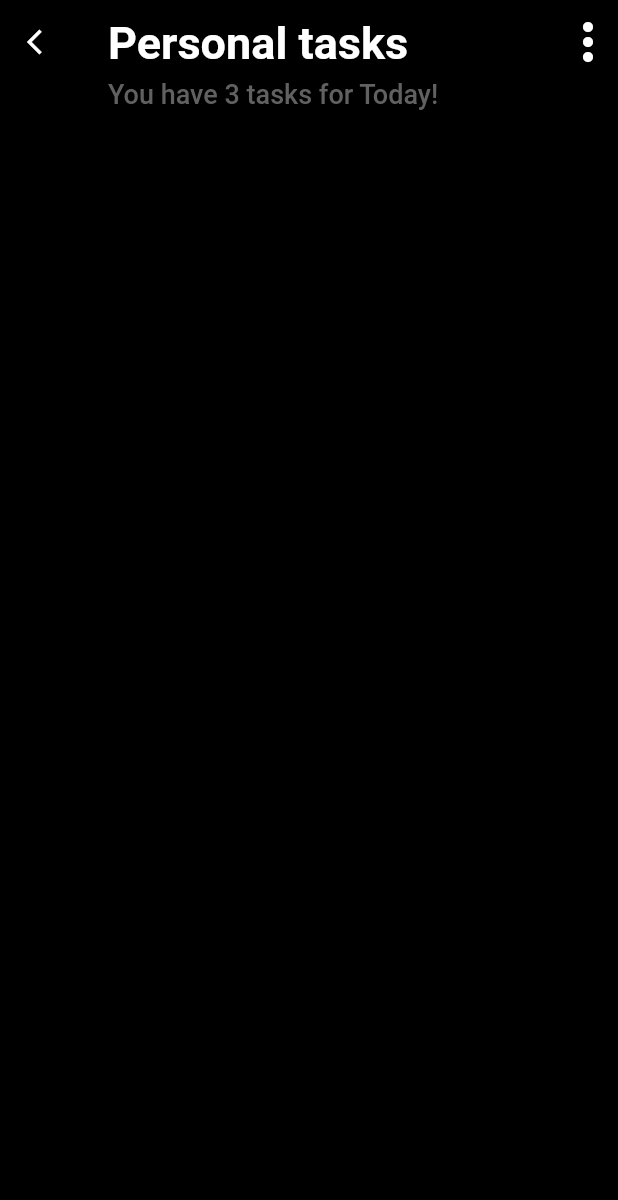
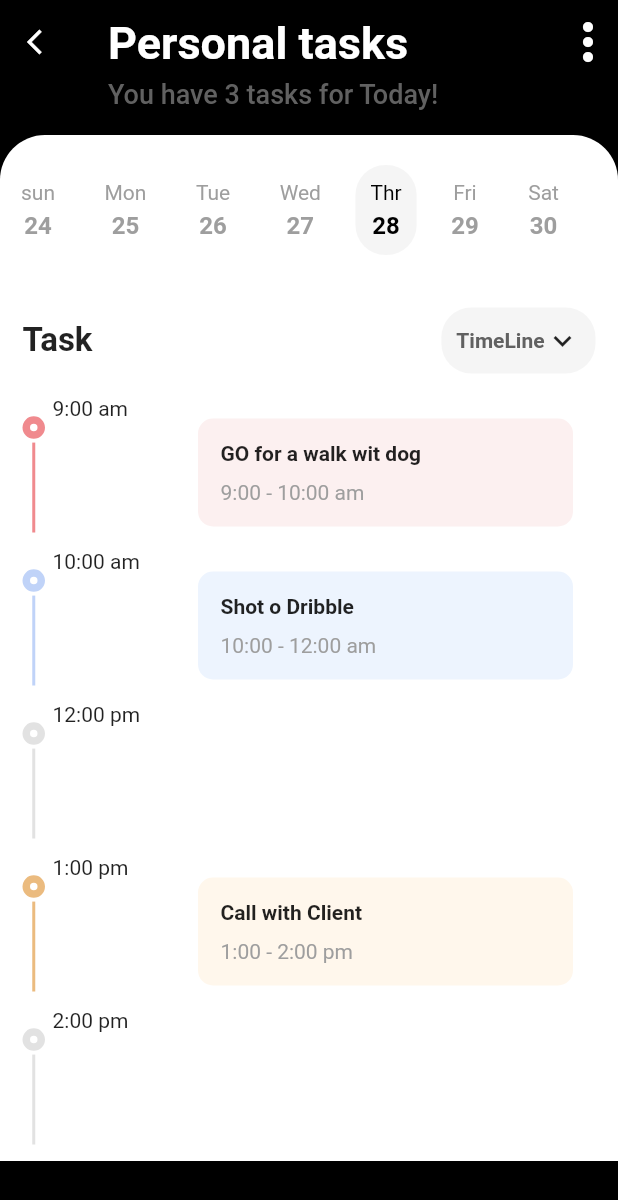
Before and after one commit to Zeeshanunique/task, a Flutter app: the screen it shows after launch, after a tap on "Personal", on a phone screen of 412 x 824 dp. Shown: the top 1200 px of the screen. Run offline on Flutter 3.47's test engine with Material 2 defaults, Android fonts, the phone set to English and light mode, and no system bars; drawn by our look-alikes of timeline_tile; our stand-ins replace dotted_border.

Commit message:
final commit

```diff
--- a/lib/models/task.dart
+++ b/lib/models/task.dart
@@ -9,6 +9,7 @@ class Task {
   Color? btncolor;
   num? left;
   num? done;
+  List<Map<String, dynamic>>? desc;
   bool isLast;
 
   Task(
@@ -19,6 +20,7 @@ class Task {
       this.iconcolor,
       this.isLast = false,
       this.left,
+      this.desc,
       this.title});
   static List<Task> generateTasks() {
     return [
@@ -30,7 +32,41 @@ class Task {
           btncolor: kYellow,
           left: 3,
           done: 1,
-      ),
+          desc: [
+            {
+              'time': '9:00 am',
+              'title': 'GO for a walk wit dog',
+              'slot': '9:00 - 10:00 am',
+              'tlColor': kRedDark,
+              'bgcolor': kRedLight
+            },
+            {
+              'time': '10:00 am',
+              'title': 'Shot o Dribble',
+              'slot': '10:00 - 12:00 am',
+              'tlColor': kBlueDark,
+              'bgcolor': kBlueLight
+            },
+            {
+              'time': '12:00 pm',
+              'title': '',
+              'slot': '',
+              'tlColor': Colors.grey.withOpacity(0.3),
+            },
+            {
+              'time': '1:00 pm',
+              'title': 'Call with Client',
+              'slot': '1:00 - 2:00 pm',
+              'tlColor': kYellowDark,
+              'bgcolor': kYellowLight
+            },
+            {
+              'time': '2:00 pm',
+              'title': '',
+              'slot': '',
+              'tlColor': Colors.grey.withOpacity(0.3),
+            },
+          ]),
       Task(
         iconData: Icons.cases_rounded,
         title: 'Work',
--- /dev/null
+++ b/lib/screens/detail/widgets/date_picker.dart
@@ -0,0 +1,62 @@
+// ignore_for_file: use_key_in_widget_constructors, prefer_const_constructors
+
+import 'package:flutter/material.dart';
+
+class DatePicker extends StatefulWidget {
+  @override
+  _DatePickerState createState() => _DatePickerState();
+}
+
+class _DatePickerState extends State<DatePicker> {
+  final weekList = ['sun', 'Mon', 'Tue', 'Wed', 'Thr', 'Fri', 'Sat'];
+  final dayList = ['24', '25', '26', '27', '28', '29', '30'];
+  var selected = 4;
+
+  @override
+  Widget build(BuildContext context) {
+    return Container(
+      height: 100,
+      padding: EdgeInsets.symmetric(vertical: 20),
+      decoration: BoxDecoration(
+          borderRadius: BorderRadius.only(
+              topLeft: Radius.circular(30), topRight: Radius.circular(30))),
+      child: ListView.separated(
+          scrollDirection: Axis.horizontal,
+          itemBuilder: (context, index) => GestureDetector(
+                onTap: () => setState(() => selected = index),
+                child: Container(
+                  padding: EdgeInsets.all(10),
+                  margin: EdgeInsets.symmetric(horizontal: 4),
+                  decoration: BoxDecoration(
+                      borderRadius: BorderRadius.circular(20),
+                      color: selected == index
+                          ? Colors.grey.withOpacity(0.1)
+                          : null),
+                  child: Column(
+                    children: [
+                      Text(
+                        weekList[index],
+                        style: TextStyle(
+                            color:
+                                selected == index ? Colors.black : Colors.grey),
+                      ),
+                      SizedBox(
+                        height: 5,
+                      ),
+                      Text(
+                        dayList[index],
+                        style: TextStyle(
+                            fontSize: 16,
+                            fontWeight: FontWeight.bold,
+                            color:
+                                selected == index ? Colors.black : Colors.grey),
+                      )
+                    ],
+                  ),
+                ),
+              ),
+          separatorBuilder: (_, index) => SizedBox(width: 5),
+          itemCount: weekList.length),
+    );
+  }
+}
--- a/lib/screens/detail/widgets/detail.dart
+++ b/lib/screens/detail/widgets/detail.dart
@@ -1,6 +1,9 @@
-// ignore_for_file: prefer_const_constructors_in_immutables, use_key_in_widget_constructors, prefer_const_constructors
+// ignore_for_file: prefer_const_constructors_in_immutables, use_key_in_widget_constructors, prefer_const_constructors, unused_local_variable
 
 import 'package:flutter/material.dart';
+import 'package:task/screens/detail/widgets/date_picker.dart';
+import 'package:task/screens/detail/widgets/task_title.dart';
+import 'package:task/screens/detail/widgets/task_timeline.dart';
 import '../../../models/task.dart';
 
 class DetailPage extends StatelessWidget {
@@ -9,11 +12,42 @@ class DetailPage extends StatelessWidget {
 
   @override
   Widget build(BuildContext context) {
+    var detailList = task.desc;
     return Scaffold(
       backgroundColor: Colors.black,
       body: CustomScrollView(
-        slivers: [_buildAppBar(context),
-         SliverToBoxAdapter()],
+        slivers: [
+          _buildAppBar(context),
+          SliverToBoxAdapter(
+            child: Container(
+              decoration: BoxDecoration(
+                  color: Colors.white,
+                  borderRadius: BorderRadius.only(
+                    topLeft: Radius.circular(30),
+                    topRight: Radius.circular(30),
+                  )),
+              child: Column(
+                crossAxisAlignment: CrossAxisAlignment.start,
+                children: [DatePicker(), TaskTitle()],
+              ),
+            ),
+          ),
+          detailList == null
+              ? SliverFillRemaining(
+                  child: Container(
+                      color: Colors.white,
+                      child: Center(
+                          child: Text(
+                        'No tasks today',
+                        style: TextStyle(color: Colors.grey, fontSize: 18),
+                      ))),
+                )
+              : SliverList(
+                  delegate: SliverChildBuilderDelegate(
+                      (_, index) => TaskTimeline(detailList[index]),
+                      childCount: detailList.length),
+                ),
+        ],
       ),
     );
   }
--- /dev/null
+++ b/lib/screens/detail/widgets/task_timeline.dart
@@ -0,0 +1,89 @@
+// ignore_for_file: prefer_const_constructors
+
+import 'package:flutter/material.dart';
+import 'package:timeline_tile/timeline_tile.dart';
+
+class TaskTimeline extends StatelessWidget {
+  final Map<String, dynamic> detail;
+  TaskTimeline(this.detail);
+
+  @override
+  Widget build(BuildContext context) {
+    return Container(
+      color: Colors.white,
+      padding: EdgeInsets.symmetric(horizontal: 15),
+      child: Row(
+        children: [
+          _buildTimeline(detail['tlColor']),
+          Expanded(
+            child: Row(
+              mainAxisAlignment: MainAxisAlignment.spaceBetween,
+              crossAxisAlignment: CrossAxisAlignment.start,
+              children: [
+                Text(detail['time']),
+                detail['title'].isNotEmpty
+                    ? _buildCard(
+                        detail['bgcolor'], detail['title'], detail['slot'])
+                    : _buildCard(Colors.white, '', '')
+              ],
+            ),
+          )
+        ],
+      ),
+    );
+  }
+
+  Widget _buildCard(Color bgColor, String title, String slot) {
+    return Container(
+      width: 250,
+      decoration: BoxDecoration(
+          color: bgColor,
+          borderRadius: BorderRadius.only(
+            topLeft: Radius.circular(10),
+            topRight: Radius.circular(10),
+            bottomRight: Radius.circular(10),
+            bottomLeft: Radius.circular(10),
+          )),
+      padding: EdgeInsets.all(15),
+      margin: EdgeInsets.all(15),
+      child: Column(
+        crossAxisAlignment: CrossAxisAlignment.start,
+        children: [
+          Text(
+            title,
+            style: TextStyle(fontWeight: FontWeight.bold),
+          ),
+          SizedBox(height: 10),
+          Text(
+            slot,
+            style: TextStyle(color: Colors.grey),
+          )
+        ],
+      ),
+    );
+  }
+
+  Widget _buildTimeline(Color color) {
+    return Container(
+      height: 80,
+      width: 20,
+      child: TimelineTile(
+        alignment: TimelineAlign.manual,
+        lineXY: 0,
+        isFirst: true,
+        indicatorStyle: IndicatorStyle(
+          indicatorXY: 0,
+          width: 15,
+          indicator: Container(
+            decoration: BoxDecoration(
+              color: Colors.white,
+              shape: BoxShape.circle,
+              border: Border.all(width: 5, color: color),
+            ),
+          ),
+        ),
+        afterLineStyle: LineStyle(color: color, thickness: 2),
+      ),
+    );
+  }
+}
--- /dev/null
+++ b/lib/screens/detail/widgets/task_title.dart
@@ -0,0 +1,35 @@
+// ignore_for_file: use_key_in_widget_constructors, prefer_const_constructors, avoid_unnecessary_containers
+
+import 'dart:ui';
+
+import 'package:flutter/material.dart';
+
+class TaskTitle extends StatelessWidget {
+  @override
+  Widget build(BuildContext context) {
+    return Container(
+      padding: EdgeInsets.all(15),
+      child: Row(mainAxisAlignment: MainAxisAlignment.spaceBetween, children: [
+        Text(
+          "Task",
+          style: TextStyle(fontSize: 22, fontWeight: FontWeight.bold),
+        ),
+        Container(
+            padding: EdgeInsets.all(10),
+            decoration: BoxDecoration(
+                color: Colors.grey.withOpacity(0.1),
+                borderRadius: BorderRadius.circular(20)),
+            child: Row(
+                // ignore: prefer_const_literals_to_create_immutables
+                children: [
+                  Text(
+                    'TimeLine',
+                    style: TextStyle(
+                        color: Colors.grey[700], fontWeight: FontWeight.bold),
+                  ),
+                  Icon(Icons.keyboard_arrow_down_outlined)
+                ]))
+      ]),
+    );
+  }
+}
--- a/pubspec.yaml
+++ b/pubspec.yaml
@@ -35,6 +35,7 @@ dependencies:
   # Use with the CupertinoIcons class for iOS style icons.
   cupertino_icons: ^1.0.2
   dotted_border: ^2.0.0+2
+  timeline_tile: ^2.0.0
 
 dev_dependencies:
   flutter_test:
```
Also changed, not shown: pubspec.lock. Lines whose indentation alone changed are shown as unchanged.
